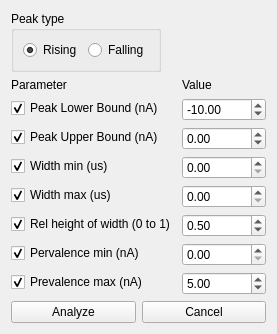
Qt form PythIon/Designer Files/peaktoolkitwidget.ui (wanunulab/ioniq) before a commit.
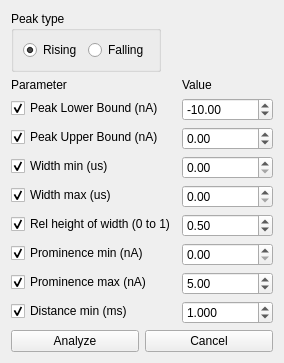
The same form after that commit.

```diff
--- a/PythIon/Designer Files/peaktoolkitwidget.ui
+++ b/PythIon/Designer Files/peaktoolkitwidget.ui
@@ -7,7 +7,7 @@
     <x>0</x>
     <y>0</y>
     <width>239</width>
-    <height>311</height>
+    <height>294</height>
    </rect>
   </property>
   <property name="sizePolicy">
@@ -172,7 +172,7 @@
    <item row="7" column="0">
     <widget class="QCheckBox" name="prevalenceMinCheck">
      <property name="text">
-      <string>Pervalence min (nA)</string>
+      <string>Prominence min (nA)</string>
      </property>
      <property name="checked">
       <bool>true</bool>
@@ -180,12 +180,16 @@
     </widget>
    </item>
    <item row="7" column="1">
-    <widget class="QDoubleSpinBox" name="prevalenceMin"/>
+    <widget class="QDoubleSpinBox" name="prominenceMin">
+     <property name="maximum">
+      <double>500.000000000000000</double>
+     </property>
+    </widget>
    </item>
    <item row="8" column="0">
     <widget class="QCheckBox" name="prevalenceMaxCheck">
      <property name="text">
-      <string>Prevalence max (nA)</string>
+      <string>Prominence max (nA)</string>
      </property>
      <property name="checked">
       <bool>true</bool>
@@ -193,13 +197,45 @@
     </widget>
    </item>
    <item row="8" column="1">
-    <widget class="QDoubleSpinBox" name="prevalenceMax">
+    <widget class="QDoubleSpinBox" name="prominenceMax">
+     <property name="maximum">
+      <double>500.000000000000000</double>
+     </property>
      <property name="value">
       <double>5.000000000000000</double>
      </property>
     </widget>
    </item>
-   <item row="9" column="0" colspan="2">
+   <item row="9" column="0">
+    <widget class="QCheckBox" name="distanceMinCheck">
+     <property name="text">
+      <string>Distance min (ms)</string>
+     </property>
+     <property name="checkable">
+      <bool>true</bool>
+     </property>
+     <property name="checked">
+      <bool>true</bool>
+     </property>
+    </widget>
+   </item>
+   <item row="9" column="1">
+    <widget class="QDoubleSpinBox" name="distanceMin">
+     <property name="suffix">
+      <string/>
+     </property>
+     <property name="decimals">
+      <number>3</number>
+     </property>
+     <property name="maximum">
+      <double>10000000.000000000000000</double>
+     </property>
+     <property name="value">
+      <double>1.000000000000000</double>
+     </property>
+    </widget>
+   </item>
+   <item row="10" column="0" colspan="2">
     <layout class="QHBoxLayout" name="horizontalLayout_3">
      <item>
       <widget class="QPushButton" name="peakAnalyzeBtn">
```
Left out of the diff: 37 changed lines with no effect on the pictures.
